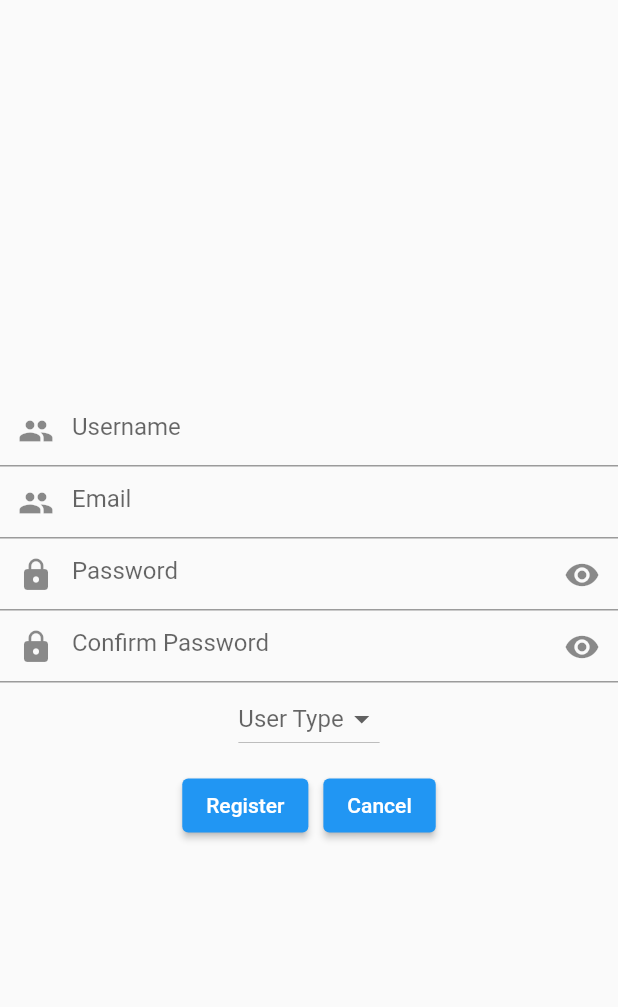
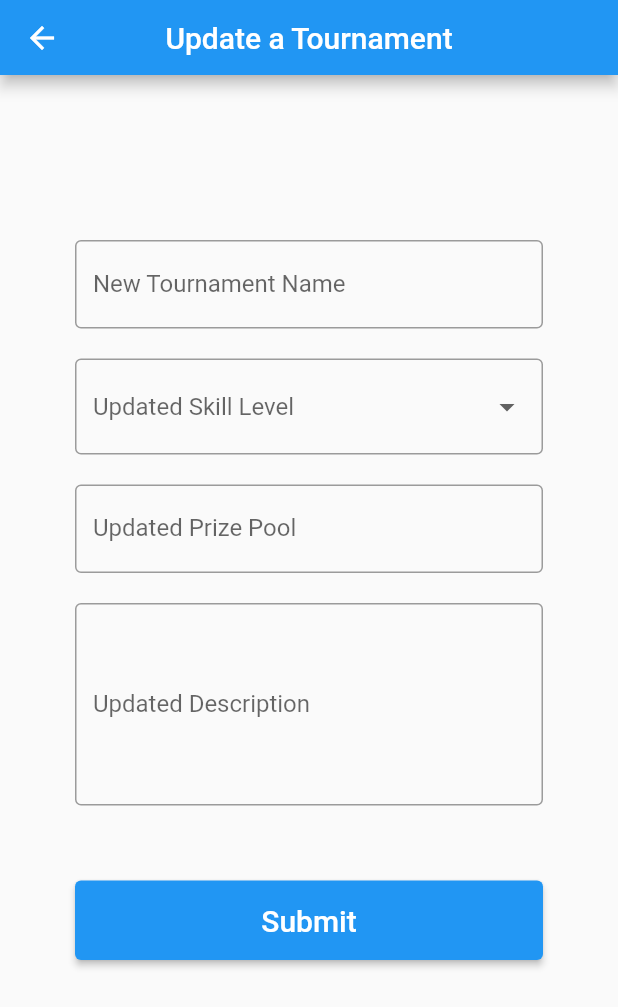
Before and after one commit to The-Normal-Group/MAP-Project, a Flutter app: the screen it shows after launch, on a phone screen of 412 x 824 dp. Shown: the top 1007 px of the screen. Run offline on Flutter 3.47's test engine with Material 2 defaults, Android fonts, the phone set to English and light mode, and no system bars; our stand-ins replace get_it; accounts and stored records are empty.

Commit message:
added update tournament screen

```diff
--- a/lib/app/router.dart
+++ b/lib/app/router.dart
@@ -5,6 +5,7 @@ import '../screens/register/register_screen.dart';
 import '../screens/main/main_screen.dart';
 import '../screens/tournament_organizers_menu/tournament_organizer_screen.dart';
 import '../screens/team_organizers_menu/team_organizer_screen.dart';
+import '../screens/update_tournament/update_tournament_screen.dart';
 
 Route<dynamic> createRoute(settings) {
   switch (settings.name) {
@@ -20,6 +21,8 @@ Route<dynamic> createRoute(settings) {
       return TournamentOrganizerScreen.route();
     case '/AddTeam':
       return TeamOrganizerScreen.route();
+    case '/updateTournament':
+      return UpdateTournamentScreen.route();
   }
 
   return null;
--- a/lib/main.dart
+++ b/lib/main.dart
@@ -11,7 +11,7 @@ void main() {
       title: 'MVVM Template',
       debugShowCheckedModeBanner: false,
       theme: ThemeData(primarySwatch: Colors.blue),
-      initialRoute: '/Register',
+      initialRoute: '/updateTournament',
       onGenerateRoute: createRoute,
     ),
   );
--- /dev/null
+++ b/lib/screens/update_tournament/update_tournament_screen.dart
@@ -0,0 +1,25 @@
+import 'package:flutter/material.dart';
+
+import 'widgets/body.dart';
+import 'widgets/bar.dart';
+
+class UpdateTournamentScreen extends StatefulWidget {
+  static Route route() =>
+      MaterialPageRoute(builder: (context) => UpdateTournamentScreen());
+
+  @override
+  UpdateTournamentScreenState createState() => UpdateTournamentScreenState();
+}
+
+class UpdateTournamentScreenState extends State<UpdateTournamentScreen> {
+  @override
+  Widget build(BuildContext context) {
+    return WillPopScope(
+        onWillPop: () => Future.value(false),
+        child: SafeArea(
+            child: Scaffold(
+          body: Body(),
+          appBar: Bar(),
+        )));
+  }
+}
--- /dev/null
+++ b/lib/screens/update_tournament/update_tournament_viewmodel.dart
@@ -0,0 +1,29 @@
+import '../../models/tournament.dart';
+import '../viewmodel.dart';
+
+class UpdateTournamentViewmodel extends Viewmodel {
+  Tournament _tournament = Tournament();
+
+  get tournament => _tournament;
+  set tournament(value) => _tournament = value;
+
+  get name => _tournament.name;
+  set name(value) {
+    _tournament.name = value;
+  }
+
+  get skillLevel => _tournament.skillLevel;
+  set skillLevel(value) {
+    _tournament.skillLevel = value;
+  }
+
+  get prizePool => _tournament.prizePool;
+  set prizePool(value) {
+    _tournament.prizePool = value;
+  }
+
+  get description => _tournament.description;
+  set description(value) {
+    _tournament.description = value;
+  }
+}
--- /dev/null
+++ b/lib/screens/update_tournament/widgets/bar.dart
@@ -0,0 +1,21 @@
+import 'package:flutter/material.dart';
+
+import '../update_tournament_screen.dart';
+
+class Bar extends StatelessWidget implements PreferredSizeWidget {
+  @override
+  Size get preferredSize => Size.fromHeight(50.0);
+
+  @override
+  Widget build(BuildContext context) {
+    return AppBar(
+      title: Text("Update a Tournament"),
+      leading: IconButton(
+          icon: Icon(Icons.arrow_back),
+          onPressed: () {
+            Navigator.pop(context);
+          }),
+      centerTitle: true,
+    );
+  }
+}
--- /dev/null
+++ b/lib/screens/update_tournament/widgets/body.dart
@@ -0,0 +1,153 @@
+import 'package:flutter/material.dart';
+import '../update_tournament_viewmodel.dart';
+import '../../../models/tournament.dart';
+import '../../view.dart';
+
+class Body extends StatelessWidget {
+  final GlobalKey<FormState> formKey = GlobalKey<FormState>();
+  final double margin = 20.0;
+
+  @override
+  Widget build(BuildContext context) {
+    return View(
+      viewmodel: UpdateTournamentViewmodel(),
+      builder: (context, viewmodel, _) => SingleChildScrollView(
+        child: Padding(
+          padding: const EdgeInsets.all(50.0),
+          child: Form(
+            key: formKey,
+            // autovalidateMode: AutovalidateMode.onUserInteraction,
+            child: Column(
+              crossAxisAlignment: CrossAxisAlignment.start,
+              children: [
+                // text
+
+                SizedBox(height: 60),
+                TextFormField(
+                  decoration: InputDecoration(
+                    labelText: "New Tournament Name",
+                    border: OutlineInputBorder(),
+                    // contentPadding:
+                  ),
+                  onChanged: (value) {
+                    viewmodel.name = value;
+                  },
+                  validator: (value) {
+                    if (value.isEmpty) {
+                      return "Required";
+                    } else {
+                      return null;
+                    }
+                  },
+                ),
+
+                SizedBox(height: margin),
+
+                DropdownButtonFormField(
+                  decoration: InputDecoration(
+                    border: OutlineInputBorder(),
+                  ),
+                  items: [
+                    DropdownMenuItem(
+                      child: Text("Beginner"),
+                      value: "Beginner",
+                    ),
+                    DropdownMenuItem(
+                      child: Text("Intermediate"),
+                      value: "Intermediate",
+                    ),
+                    DropdownMenuItem(
+                      child: Text("Advanced"),
+                      value: "Advanced",
+                    ),
+                  ],
+                  onChanged: (value) {
+                    viewmodel.skillLevel = value;
+                  },
+                  hint: Text("Updated Skill Level"),
+                  //put a value here!
+                  validator: (value) {
+                    if (value == null) {
+                      return "Please select your updated skill level !";
+                    } else {
+                      return null;
+                    }
+                  },
+                ),
+
+                SizedBox(height: margin),
+
+                TextFormField(
+                  decoration: InputDecoration(
+                    labelText: "Updated Prize Pool",
+                    border: OutlineInputBorder(),
+                    // contentPadding:
+                  ),
+                  onChanged: (value) {
+                    viewmodel.prizePool = value;
+                  },
+                  validator: (value) {
+                    if (value.isEmpty) {
+                      return "Required";
+                    } else {
+                      return null;
+                    }
+                  },
+                ),
+
+                SizedBox(height: margin),
+
+                TextFormField(
+                  keyboardType: TextInputType.multiline,
+                  maxLines: null,
+                  minLines: 5,
+                  decoration: InputDecoration(
+                    labelText: "Updated Description",
+                    border: OutlineInputBorder(),
+                    // contentPadding:
+                  ),
+                  onChanged: (value) {
+                    viewmodel.description = value;
+                  },
+                  validator: (value) {
+                    if (value.isEmpty) {
+                      return "Required";
+                    } else {
+                      return null;
+                    }
+                  },
+                ),
+
+                SizedBox(height: 50),
+
+                SizedBox(
+                  width: double.maxFinite,
+                  child: ElevatedButton(
+                    onPressed: () {
+                      if (formKey.currentState.validate()) {
+                        print("Proceed to submit !");
+                      }
+                    },
+                    child: Text(
+                      "Submit",
+                      style: TextStyle(
+                        fontSize: 20.0,
+                      ),
+                    ),
+                    style: ButtonStyle(
+                      padding: MaterialStateProperty.all(
+                        EdgeInsets.symmetric(
+                          vertical: 15.0,
+                        ),
+                      ),
+                    ),
+                  ),
+                ),
+              ],
+            ),
+          ),
+        ),
+      ),
+    );
+  }
+}
```
